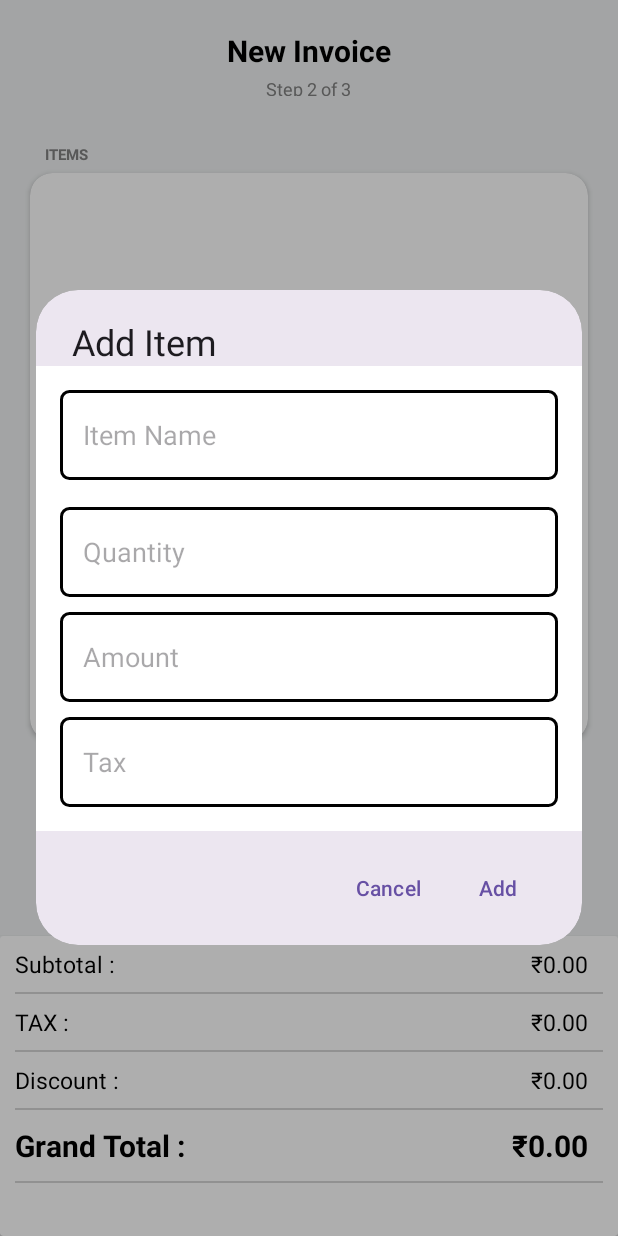
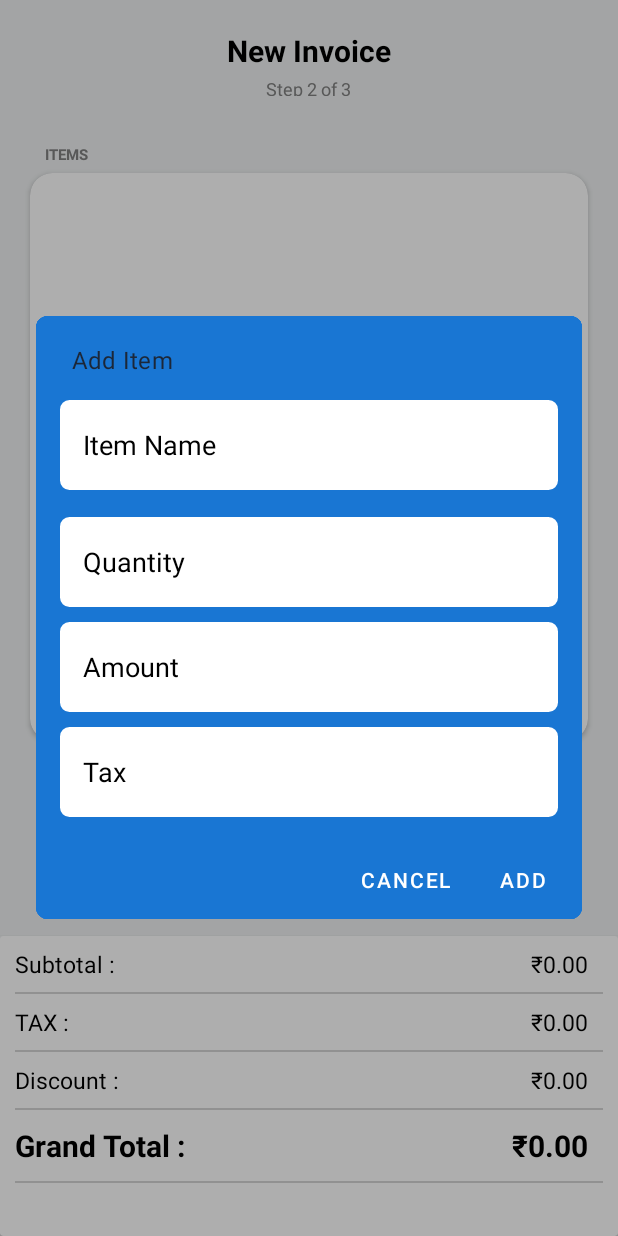
Before and after one commit to ThePrince047/EasyBill, an Android app: the screen it shows after launch (invoice_gen_page), after a tap on "Add Item", on a phone screen of 412 x 824 dp. Run offline under Robolectric (Android 15) with nearby library versions, the phone set to English and light mode, and no system bars; our stand-ins replace Firebase (no records; nobody signed in at launch, a user with empty details on screens opened directly).

Commit message:
1.7.4 Minor Updated by Prince (4/8)

```diff
--- a/app/src/main/java/com/example/easybill/Invoice_Dailog.java
+++ b/app/src/main/java/com/example/easybill/Invoice_Dailog.java
@@ -23,7 +23,7 @@ public class Invoice_Dailog {
         EditText edtAmount = dialogView.findViewById(R.id.editDialogAmount);
         EditText edtTax = dialogView.findViewById(R.id.editDialogTax);
 
-        MaterialAlertDialogBuilder dialogBuilder = new MaterialAlertDialogBuilder(context)
+        MaterialAlertDialogBuilder dialogBuilder = new MaterialAlertDialogBuilder(context, R.style.ThemeOverlay_MaterialComponents_Dialog)
                 .setTitle("Add Item")
                 .setView(dialogView)
                 .setPositiveButton("Add", null)
@@ -31,15 +31,16 @@ public class Invoice_Dailog {
 
         AlertDialog dialog = dialogBuilder.create();
         dialog.setOnShowListener(dialogInterface -> {
+            dialog.getButton(AlertDialog.BUTTON_POSITIVE).setTextColor(context.getResources().getColor(android.R.color.white));
+            dialog.getButton(AlertDialog.BUTTON_NEGATIVE).setTextColor(context.getResources().getColor(android.R.color.white));
             dialog.getButton(AlertDialog.BUTTON_POSITIVE).setOnClickListener(v -> {
                 String itemName = edtItemName.getText().toString();
                 String quantity = edtQuantity.getText().toString();
                 String amount = edtAmount.getText().toString();
                 String tax = edtTax.getText().toString();
 
-
-                if (validateFields(edtItemName, edtQuantity, edtAmount,edtTax)) {
-                    listener.onInvoiceAdded(itemName, quantity, amount,tax);
+                if (validateFields(edtItemName, edtQuantity, edtAmount, edtTax)) {
+                    listener.onInvoiceAdded(itemName, quantity, amount, tax);
                     dialog.dismiss();
                 }
             });
@@ -48,7 +49,7 @@ public class Invoice_Dailog {
         dialog.show();
     }
 
-    private boolean validateFields(EditText edtItemName, EditText edtQuantity, EditText edtAmount,EditText edtTax) {
+    private boolean validateFields(EditText edtItemName, EditText edtQuantity, EditText edtAmount, EditText edtTax) {
         boolean isValid = true;
 
         if (edtItemName.getText().toString().isEmpty()) {
@@ -94,7 +95,7 @@ public class Invoice_Dailog {
             try {
                 int tax = Integer.parseInt(edtTax.getText().toString());
                 if (!((tax >= 0) && (tax <= 28))) {
-                    edtTax.setError("Tax should be in the range of 0 to 26");
+                    edtTax.setError("Tax should be in the range of 0 to 28");
                     isValid = false;
                 }
             } catch (NumberFormatException e) {
@@ -106,6 +107,6 @@ public class Invoice_Dailog {
     }
 
     public interface InvoiceDialogListener {
-        void onInvoiceAdded(String itemName, String quantity, String amount,String tax);
+        void onInvoiceAdded(String itemName, String quantity, String amount, String tax);
     }
 }
--- a/app/src/main/res/drawable/border.xml
+++ b/app/src/main/res/drawable/border.xml
@@ -3,5 +3,6 @@
 <corners android:radius="5dp">
 
 </corners>
-    <stroke android:width="2dp" android:color="@color/black"></stroke>
+    <stroke android:width="2dp" android:color="@color/white"></stroke>
+    <solid android:color="#FFFFFF"></solid>
 </shape>
--- a/app/src/main/res/layout/activity_invoice_gen_page.xml
+++ b/app/src/main/res/layout/activity_invoice_gen_page.xml
@@ -18,7 +18,6 @@
         android:layout_alignParentTop="true"
         android:layout_marginTop="20dp"
         android:textColor="@color/black"
-
         />
 
     <TextView
@@ -32,7 +31,6 @@
         android:layout_marginBottom="51dp"
         android:text="Step 2 of 3"
         android:textColor="#808080"
-
         android:textSize="12dp" />
 
 
--- a/app/src/main/res/layout/invoice_dialog.xml
+++ b/app/src/main/res/layout/invoice_dialog.xml
@@ -2,13 +2,15 @@
 <RelativeLayout xmlns:android="http://schemas.android.com/apk/res/android"
     android:layout_width="match_parent"
     android:layout_height="wrap_content"
-    android:background="@color/white"
+    android:background="@color/ThemeColor"
     android:padding="16dp">
 
         <EditText
             android:id="@+id/editDialogItemName"
             android:layout_width="match_parent"
             android:layout_height="60dp"
+            android:textColor="@color/black"
+            android:textColorHint="@color/black"
             android:background="@drawable/border"
             android:padding="15dp"
             android:hint="Item Name"
@@ -18,6 +20,8 @@
             android:id="@+id/editDialogQuantity"
             android:layout_width="match_parent"
             android:layout_height="60dp"
+            android:textColor="@color/black"
+            android:textColorHint="@color/black"
             android:background="@drawable/border"
             android:layout_marginTop="10dp"
             android:padding="15dp"
@@ -30,6 +34,8 @@
             android:id="@+id/editDialogAmount"
             android:layout_width="match_parent"
             android:layout_height="60dp"
+            android:textColor="@color/black"
+            android:textColorHint="@color/black"
             android:background="@drawable/border"
             android:layout_marginTop="10dp"
             android:padding="15dp"
@@ -41,6 +47,8 @@
         android:id="@+id/editDialogTax"
         android:layout_width="match_parent"
         android:layout_height="60dp"
+        android:textColor="@color/black"
+        android:textColorHint="@color/black"
         android:background="@drawable/border"
         android:layout_marginTop="10dp"
         android:padding="15dp"
--- a/app/src/main/res/values/themes.xml
+++ b/app/src/main/res/values/themes.xml
@@ -11,4 +11,12 @@
         <item name="cornerFamily">rounded</item>
         <item name="cornerSize">10dp</item>
     </style>
-</resources>
+
+
+        <style name="ThemeOverlay.MaterialComponents.Dialog" parent="ThemeOverlay.MaterialComponents.MaterialAlertDialog">
+            <item name="android:background">@color/ThemeColor</item>
+            <item name="android:textColorPrimary">@color/white</item>
+        </style>
+
+
+    </resources>
```
